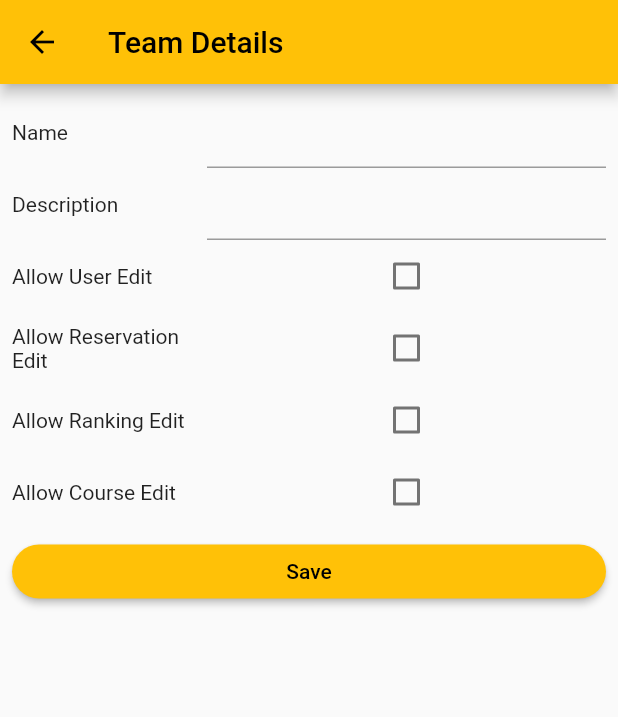
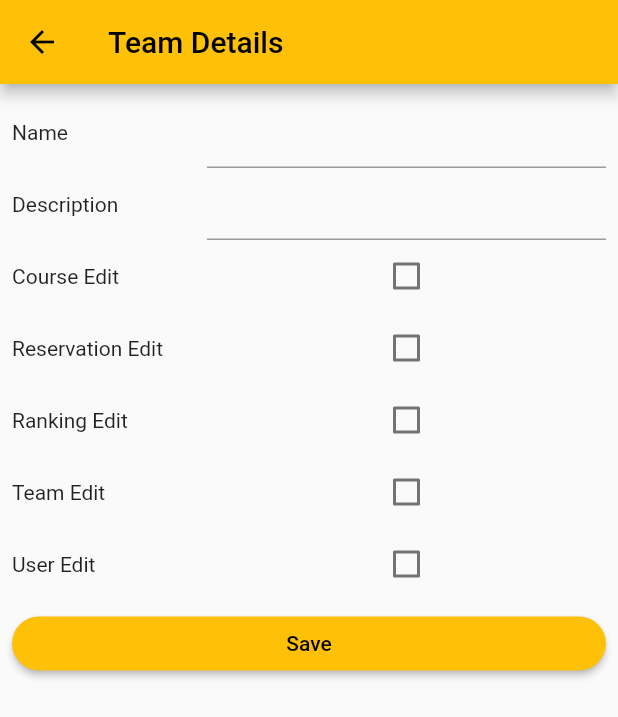
Before and after one commit to Zomtir/cptclient, a Flutter app: the TeamOverviewPage screen opened directly with empty values, after a tap on "New team", on a phone screen of 412 x 824 dp. Shown: the top 717 px of the screen. Run offline on Flutter 3.47's test engine with Material 2 defaults, Android fonts, the phone set to English and light mode, and no system bars; missing offline and left inert: universal_html; statements that could not run were skipped.

Commit message:
Team management

```diff
--- a/lib/TeamDetailPage.dart
+++ b/lib/TeamDetailPage.dart
@@ -25,10 +25,12 @@ class TeamDetailPage extends StatefulWidget {
 class TeamDetailPageState extends State<TeamDetailPage> {
   TextEditingController _ctrlName = TextEditingController();
   TextEditingController _ctrlDescription = TextEditingController();
-  bool _ctrlRightUser = false;
+
+  bool _ctrlRightCourse = false;
   bool _ctrlRightRanking = false;
   bool _ctrlRightReservation = false;
-  bool _ctrlRightCourse = false;
+  bool _ctrlRightTeam = false;
+  bool _ctrlRightUser = false;
 
   TeamDetailPageState();
 
@@ -41,19 +43,21 @@ class TeamDetailPageState extends State<TeamDetailPage> {
   void _applyTeam() {
     _ctrlName.text = widget.team.name;
     _ctrlDescription.text = widget.team.description;
+    _ctrlRightCourse = widget.team.right_course_edit;
+    _ctrlRightRanking = widget.team.right_ranking_edit;
+    _ctrlRightReservation = widget.team.right_reservation_edit;
+    _ctrlRightTeam = widget.team.right_team_edit;
     _ctrlRightUser = widget.team.right_user_edit;
-    _ctrlRightRanking = widget.team.right_ranking_edit;
-    _ctrlRightRanking = widget.team.right_reservation_edit;
-    _ctrlRightCourse = widget.team.right_course_edit;
   }
 
   void _gatherTeam() {
     widget.team.name = _ctrlName.text;
     widget.team.description = _ctrlDescription.text;
+    widget.team.right_course_edit = _ctrlRightCourse;
+    widget.team.right_ranking_edit = _ctrlRightRanking;
+    widget.team.right_reservation_edit = _ctrlRightReservation;
+    widget.team.right_team_edit = _ctrlRightTeam;
     widget.team.right_user_edit = _ctrlRightUser;
-    widget.team.right_ranking_edit = _ctrlRightRanking;
-    widget.team.right_reservation_edit = _ctrlRightRanking;
-    widget.team.right_course_edit = _ctrlRightCourse;
   }
 
   void _submitTeam() async {
@@ -142,31 +146,38 @@ class TeamDetailPageState extends State<TeamDetailPage> {
             ),
           ),
           AppInfoRow(
-            info: Text("Allow User Edit"),
+            info: Text("Course Edit"),
             child: Checkbox(
-              value: _ctrlRightUser,
-              onChanged: (bool? enabled) =>  setState(() => _ctrlRightUser = enabled!),
+              value: _ctrlRightCourse,
+              onChanged: (bool? enabled) =>  setState(() => _ctrlRightCourse = enabled!),
             ),
           ),
           AppInfoRow(
-            info: Text("Allow Reservation Edit"),
+            info: Text("Reservation Edit"),
             child: Checkbox(
               value: _ctrlRightReservation,
               onChanged: (bool? enabled) =>  setState(() => _ctrlRightReservation = enabled!),
             ),
           ),
           AppInfoRow(
-            info: Text("Allow Ranking Edit"),
+            info: Text("Ranking Edit"),
             child: Checkbox(
               value: _ctrlRightRanking,
               onChanged: (bool? enabled) =>  setState(() => _ctrlRightRanking = enabled!),
             ),
           ),
           AppInfoRow(
-            info: Text("Allow Course Edit"),
+            info: Text("Team Edit"),
             child: Checkbox(
-              value: _ctrlRightCourse,
-              onChanged: (bool? enabled) =>  setState(() => _ctrlRightCourse = enabled!),
+              value: _ctrlRightTeam,
+              onChanged: (bool? enabled) =>  setState(() => _ctrlRightTeam = enabled!),
+            ),
+          ),
+          AppInfoRow(
+            info: Text("User Edit"),
+            child: Checkbox(
+              value: _ctrlRightUser,
+              onChanged: (bool? enabled) =>  setState(() => _ctrlRightUser = enabled!),
             ),
           ),
           AppButton(
--- a/lib/TeamOverviewPage.dart
+++ b/lib/TeamOverviewPage.dart
@@ -26,6 +26,12 @@ class TeamOverviewPageState extends State<TeamOverviewPage> {
   List <Team> _teams = [];
 
   TeamOverviewPageState();
+
+  @override
+  void initState() {
+    super.initState();
+    _getTeams();
+  }
 
   Future<void> _getTeams() async {
     final response = await http.get(
--- a/lib/json/team.dart
+++ b/lib/json/team.dart
@@ -4,44 +4,56 @@ class Team implements Comparable {
   final int id;
   String name;
   String description;
-  bool right_user_edit = false;
+  bool right_course_edit = false;
   bool right_ranking_edit = false;
   bool right_reservation_edit = false;
-  bool right_course_edit = false;
+  bool right_team_edit = false;
+  bool right_user_edit = false;
 
   Team(this.id, this.name, this.description);
 
-  Team.fromVoid() :
-    id = 0,
+  Team.fromVoid()
+      : id = 0,
         name = "",
         description = "";
 
-  Team.fromTeam(Team team) :
-    this.id = 0,
+  Team.fromTeam(Team team)
+      : this.id = 0,
         this.name = team.name + " (Copy)",
         this.description = team.description,
         this.right_course_edit = team.right_course_edit,
         this.right_ranking_edit = team.right_ranking_edit,
         this.right_reservation_edit = team.right_reservation_edit,
+        this.right_team_edit = team.right_team_edit,
         this.right_user_edit = team.right_user_edit;
 
-  Team.fromJson(Map<String, dynamic> json) :
-    id = json['id'],
+  Team.fromJson(Map<String, dynamic> json)
+      : id = json['id'],
         name = json['name'],
-    description = json['description'];
+        description = json['description'],
+        right_course_edit = json['admin_courses'],
+        right_ranking_edit = json['admin_rankings'],
+        right_reservation_edit = json['admin_reservations'],
+        right_team_edit = json['admin_teams'],
+        right_user_edit = json['admin_users'];
 
   Map<String, dynamic> toJson() => {
         'id': id,
         'name': name,
         'description': description,
+        'admin_courses': right_course_edit,
+        'admin_rankings': right_ranking_edit,
+        'admin_reservations': right_reservation_edit,
+        'admin_teams': right_team_edit,
+        'admin_users': right_user_edit,
       };
 
-  bool operator == (other) => other is Team && id == other.id;
+  bool operator ==(other) => other is Team && id == other.id;
+
   int get hashCode => id.hashCode;
 
   @override
   int compareTo(other) {
     return this.name.compareTo(other.name);
   }
-
 }
```
Lines whose indentation alone changed are shown as unchanged.
